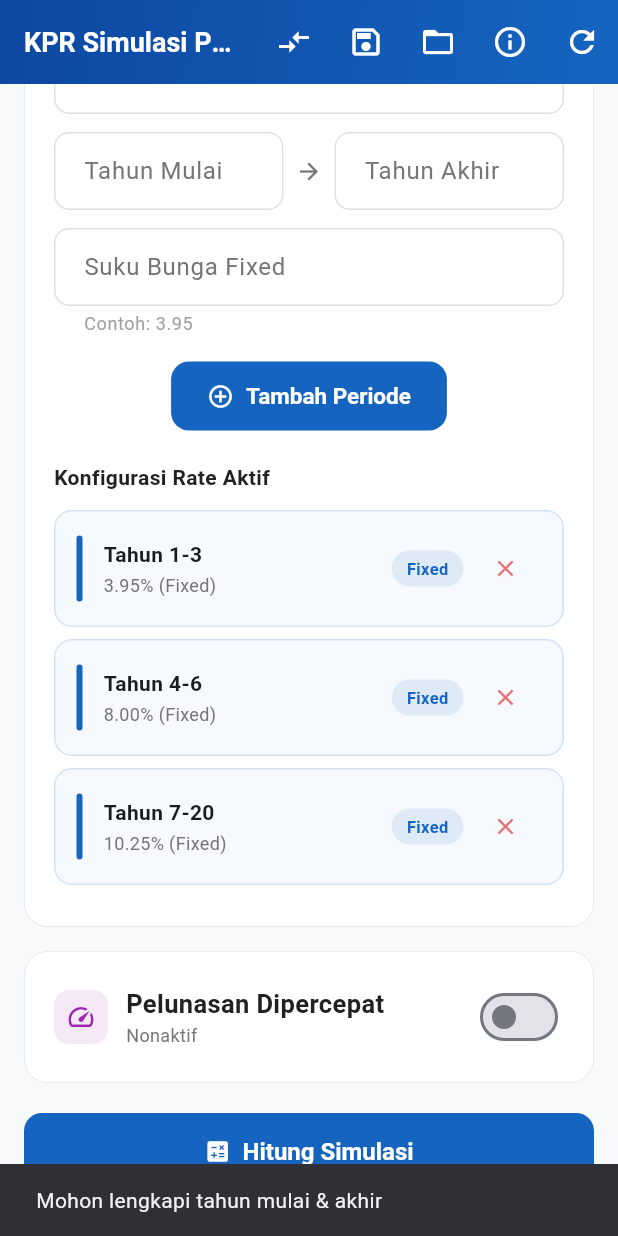
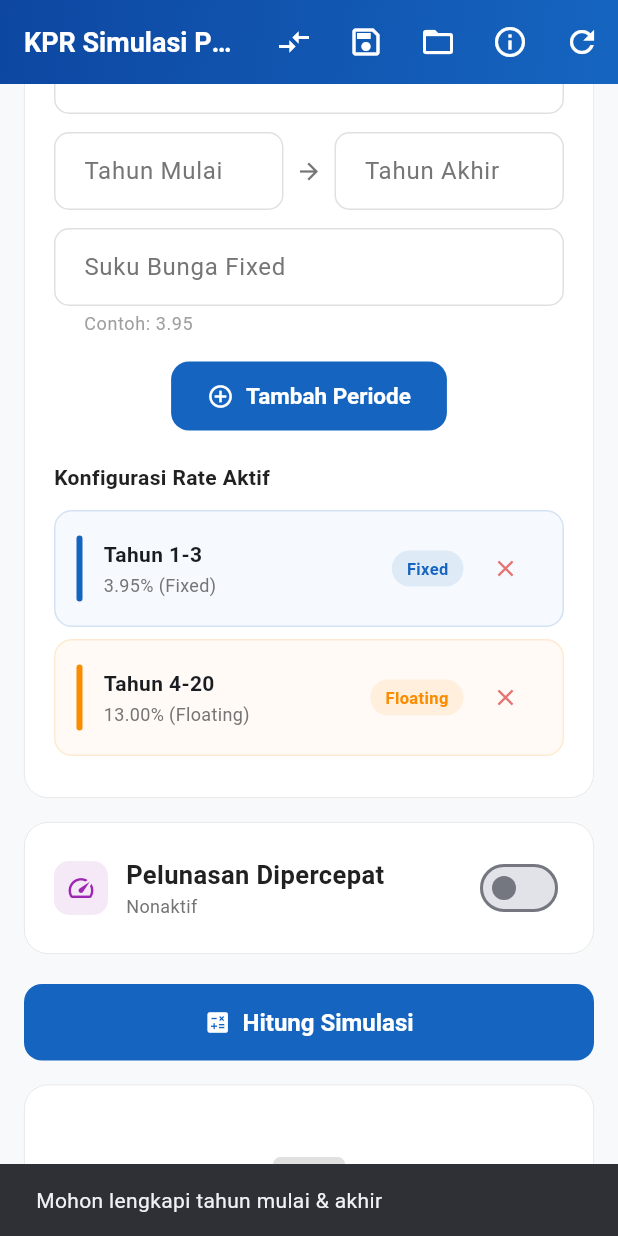
Before and after one commit to kakzaki/simulasi_kpr, a Flutter app: the screen it shows after launch, scrolled down 576 dp, after a tap on "Tambah Periode", on a phone screen of 412 x 824 dp. Run offline on Flutter 3.47's test engine with Material 3 defaults, Android fonts, the phone set to English and light mode, and no system bars; our stand-ins replace fl_chart, open_file, share_plus, shared_preferences; missing offline and left inert: excel, headup_loading, universal_html.

Commit message:
[REFACTOR] Simplifikasi model bunga dan pembaruan UI Web
* Sederhanakan model `InterestRatePeriod` dengan menggunakan satu atribut `rate` untuk tipe fixed maupun floating.
* Hapus ketergantungan pada `referenceRate` dan `margin` namun tetap menjaga kompatibilitas mundur (backward compatibility) pada serialisasi JSON.
* Perbarui tampilan loading screen pada `index.html` dengan desain gradien, animasi spinner, dan informasi brand yang lebih baik.
* Tingkatkan konfigurasi PWA pada `manifest.json` dan meta tags untuk mendukung tampilan mobile yang lebih optimal.
* Sesuaikan unit test dan widget test agar selaras dengan perubahan struktur data dan nilai default yang baru.

```diff
--- a/lib/main.dart
+++ b/lib/main.dart
@@ -144,14 +144,11 @@ class _CreditSimulationScreenState extends State<CreditSimulationScreen>
   final _ratePeriodStartController = TextEditingController();
   final _ratePeriodEndController = TextEditingController();
   final _rateController = TextEditingController();
-  final _floatingRefRateController = TextEditingController(text: '4.0');
-  final _floatingMarginController = TextEditingController(text: '2.5');
-
-  /* data */
-  final List<InterestRatePeriod> _periods = [
+
+
+  /* data */  final List<InterestRatePeriod> _periods = [
     InterestRatePeriod('1-3', rate: 3.95, type: RateType.fixed),
-    InterestRatePeriod('4-6', rate: 8.0, type: RateType.fixed),
-    InterestRatePeriod('7-20', rate: 10.25, type: RateType.fixed),
+    InterestRatePeriod('4-20', rate: 13.0, type: RateType.floating),
   ];
 
   LoanCalculationResult? _result;
@@ -180,8 +177,7 @@ class _CreditSimulationScreenState extends State<CreditSimulationScreen>
     _ratePeriodStartController.dispose();
     _ratePeriodEndController.dispose();
     _rateController.dispose();
-    _floatingRefRateController.dispose();
-    _floatingMarginController.dispose();
+
     _scrollController.dispose();
     _focusNode.dispose();
     super.dispose();
@@ -222,17 +218,16 @@ class _CreditSimulationScreenState extends State<CreditSimulationScreen>
         _sortPeriods();
       });
     } else {
-      final refRate =
-          double.tryParse(_floatingRefRateController.text) ?? 4.0;
-      final margin =
-          double.tryParse(_floatingMarginController.text) ?? 2.5;
+      final rate = double.tryParse(_rateController.text);
+      if (rate == null || rate <= 0) {
+        ScaffoldMessenger.of(context).showSnackBar(
+          const SnackBar(content: Text('Rate floating tidak valid')),
+        );
+        return;
+      }
       setState(() {
-        _periods.add(InterestRatePeriod(
-          '$start-$end',
-          referenceRate: refRate,
-          margin: margin,
-          type: RateType.floating,
-        ));
+        _periods.add(
+            InterestRatePeriod('$start-$end', rate: rate, type: RateType.floating));
         _sortPeriods();
       });
     }
@@ -802,49 +797,24 @@ class _CreditSimulationScreenState extends State<CreditSimulationScreen>
               ],
             ),
             const SizedBox(height: 12),
-            if (_currentType == RateType.fixed)
             TextFormField(
               controller: _rateController,
               keyboardType: const TextInputType.numberWithOptions(
                   decimal: true),
-                decoration: const InputDecoration(
-                    labelText: 'Suku Bunga Fixed',
+              decoration: InputDecoration(
+                labelText: _currentType == RateType.fixed
+                    ? 'Suku Bunga Fixed'
+                    : 'Suku Bunga Floating',
                 suffixText: '%',
-                    helperText: 'Contoh: 3.95'),
+                helperText: _currentType == RateType.fixed
+                    ? 'Contoh: 3.95'
+                    : 'Contoh: 13.0 (BRI), 12.5 (BCA)',
+              ),
               inputFormatters: [
                 FilteringTextInputFormatter.allow(
                     RegExp(r'^\d*\.?\d{0,2}')),
               ],
-              )
-            else ...[
-              TextFormField(
-                controller: _floatingRefRateController,
-                keyboardType: const TextInputType.numberWithOptions(
-                    decimal: true),
-                decoration: const InputDecoration(
-                    labelText: 'Reference Rate / BI Rate',
-                    suffixText: '%',
-                    helperText: 'Suku bunga acuan (SBI/BI Rate)'),
-                inputFormatters: [
-                  FilteringTextInputFormatter.allow(
-                      RegExp(r'^\d*\.?\d{0,2}')),
-                ],
-              ),
-              const SizedBox(height: 12),
-              TextFormField(
-                controller: _floatingMarginController,
-                keyboardType: const TextInputType.numberWithOptions(
-                    decimal: true),
-                decoration: const InputDecoration(
-                    labelText: 'Margin Bank',
-                    suffixText: '%',
-                    helperText: 'Selisih yang ditambahkan bank'),
-                inputFormatters: [
-                  FilteringTextInputFormatter.allow(
-                      RegExp(r'^\d*\.?\d{0,2}')),
-                ],
-              ),
-            ],
+            ),
             const SizedBox(height: 16),
             Center(
               child: ElevatedButton.icon(
@@ -1775,8 +1745,7 @@ class _CreditSimulationScreenState extends State<CreditSimulationScreen>
       penaltyRate: _penaltyRate,
       pelunasanMaju: List.from(_pelunasanMajuController),
       useFixedPmtPerPeriod: _useFixedPmtPerPeriod,
-      floatingRefRate: double.tryParse(_floatingRefRateController.text) ?? 4.0,
-      floatingMargin: double.tryParse(_floatingMarginController.text) ?? 2.5,
+
     );
   }
 
@@ -1796,8 +1765,7 @@ class _CreditSimulationScreenState extends State<CreditSimulationScreen>
         ..clear()
         ..addAll(config.pelunasanMaju);
       _useFixedPmtPerPeriod = config.useFixedPmtPerPeriod;
-      _floatingRefRateController.text = config.floatingRefRate.toString();
-      _floatingMarginController.text = config.floatingMargin.toString();
+
     });
     ScaffoldMessenger.of(context).showSnackBar(
       SnackBar(
@@ -1955,7 +1923,7 @@ class _CreditSimulationScreenState extends State<CreditSimulationScreen>
             SizedBox(height: 12),
             Text('• Fixed rate berjenjang (graduated fixed)'),
             SizedBox(height: 4),
-            Text('• Floating rate (reference rate + margin)'),
+            Text('• Floating rate (rate langsung dari bank)'),
             SizedBox(height: 4),
             Text('• Kombinasi fixed & floating'),
             SizedBox(height: 4),
@@ -1986,14 +1954,12 @@ class _CreditSimulationScreenState extends State<CreditSimulationScreen>
         ..clear()
         ..addAll([
           InterestRatePeriod('1-3', rate: 3.95, type: RateType.fixed),
-          InterestRatePeriod('4-6', rate: 8.0, type: RateType.fixed),
-          InterestRatePeriod('7-20', rate: 10.25, type: RateType.fixed),
+          InterestRatePeriod('4-20', rate: 13.0, type: RateType.floating),
         ]);
       _jumlahKreditController.text = '500.000.000';
       _tenorController.text = '240';
       _penaltyRateController.text = '10';
-      _floatingRefRateController.text = '4.0';
-      _floatingMarginController.text = '2.5';
+
     });
   }
 
--- a/lib/models/interest_rate_period.dart
+++ b/lib/models/interest_rate_period.dart
@@ -4,9 +4,9 @@ enum RateType { fixed, floating }
 /// Model periode suku bunga KPR
 class InterestRatePeriod {
   final String period; // "1-3" (tahun)
-  final double rate; // rate fixed (dalam %)
-  final double? referenceRate; // rate referensi untuk floating (SBI/BI Rate, dalam %)
-  final double? margin; // margin untuk floating (dalam %)
+  final double rate; // rate dalam %
+  final double? referenceRate; // deprecated, kept for backward compat
+  final double? margin; // deprecated, kept for backward compat
   final RateType type;
 
   InterestRatePeriod(
@@ -31,14 +31,9 @@ class InterestRatePeriod {
 
   /// Effective rate dalam bentuk desimal (misal 0.08 untuk 8%)
   double get effectiveRate {
-    switch (type) {
-      case RateType.fixed:
-        return rate / 100;
-      case RateType.floating:
-        final ref = referenceRate ?? 0;
-        final m = margin ?? 0;
-        return (ref + m) / 100;
-    }
+    // Always use rate field directly (both fixed & floating)
+    // ReferenceRate + margin deprecated, kept for backward compat only
+    return rate / 100;
   }
 
   /// Effective rate dalam bentuk persen
@@ -60,9 +55,7 @@ class InterestRatePeriod {
       case RateType.fixed:
         return '${rate.toStringAsFixed(2)}% (Fixed)';
       case RateType.floating:
-        final ref = referenceRate ?? 0;
-        final m = margin ?? 0;
-        return '${ref.toStringAsFixed(2)}% + ${m.toStringAsFixed(2)}% = ${(ref + m).toStringAsFixed(2)}% (Floating)';
+        return '${rate.toStringAsFixed(2)}% (Floating)';
     }
   }
 
@@ -84,5 +77,5 @@ class InterestRatePeriod {
 
   @override
   String toString() =>
-      'InterestRatePeriod($period, $type, rate=$rate, ref=$referenceRate, margin=$margin)';
+      'InterestRatePeriod($period, $type, rate=$rate)';
 }
--- a/lib/models/simulation_config.dart
+++ b/lib/models/simulation_config.dart
@@ -11,8 +11,6 @@ class SimulationConfig {
   final double penaltyRate;
   final List<Map<String, double>> pelunasanMaju;
   final bool useFixedPmtPerPeriod;
-  final double floatingRefRate;
-  final double floatingMargin;
 
   SimulationConfig({
     required this.name,
@@ -24,8 +22,6 @@ class SimulationConfig {
     this.penaltyRate = 10,
     this.pelunasanMaju = const [],
     this.useFixedPmtPerPeriod = true,
-    this.floatingRefRate = 4.0,
-    this.floatingMargin = 2.5,
   });
 
   /// Konversi ke Map untuk disimpan ke JSON
@@ -40,8 +36,6 @@ class SimulationConfig {
       'penaltyRate': penaltyRate,
       'pelunasanMaju': pelunasanMaju,
       'useFixedPmtPerPeriod': useFixedPmtPerPeriod,
-      'floatingRefRate': floatingRefRate,
-      'floatingMargin': floatingMargin,
     };
   }
 
@@ -67,8 +61,6 @@ class SimulationConfig {
               .toList() ??
           [],
       useFixedPmtPerPeriod: json['useFixedPmtPerPeriod'] as bool? ?? true,
-      floatingRefRate: (json['floatingRefRate'] as num?)?.toDouble() ?? 4.0,
-      floatingMargin: (json['floatingMargin'] as num?)?.toDouble() ?? 2.5,
     );
   }
 
@@ -76,22 +68,33 @@ class SimulationConfig {
     return {
       'period': p.period,
       'rate': p.rate,
-      'referenceRate': p.referenceRate,
-      'margin': p.margin,
       'type': p.type.name,
     };
   }
 
   static InterestRatePeriod _periodFromJson(Map<String, dynamic> json) {
+    // Backward compat: old format had referenceRate + margin for floating
+    // New format just uses rate for both fixed and floating
+    final type = RateType.values.firstWhere(
+      (e) => e.name == json['type'],
+      orElse: () => RateType.fixed,
+    );
+
+    if (type == RateType.floating && json['rate'] == 0) {
+      // Old format: compute rate from referenceRate + margin
+      final refRate = (json['referenceRate'] as num?)?.toDouble() ?? 0;
+      final m = (json['margin'] as num?)?.toDouble() ?? 0;
+      return InterestRatePeriod(
+        json['period'] as String,
+        rate: refRate + m,
+        type: type,
+      );
+    }
+
     return InterestRatePeriod(
       json['period'] as String,
       rate: (json['rate'] as num?)?.toDouble() ?? 0,
-      referenceRate: (json['referenceRate'] as num?)?.toDouble(),
-      margin: (json['margin'] as num?)?.toDouble(),
-      type: RateType.values.firstWhere(
-        (e) => e.name == json['type'],
-        orElse: () => RateType.fixed,
-      ),
+      type: type,
     );
   }
 
@@ -106,8 +109,6 @@ class SimulationConfig {
     double? penaltyRate,
     List<Map<String, double>>? pelunasanMaju,
     bool? useFixedPmtPerPeriod,
-    double? floatingRefRate,
-    double? floatingMargin,
   }) {
     return SimulationConfig(
       name: name ?? this.name,
@@ -119,8 +120,6 @@ class SimulationConfig {
       penaltyRate: penaltyRate ?? this.penaltyRate,
       pelunasanMaju: pelunasanMaju ?? this.pelunasanMaju,
       useFixedPmtPerPeriod: useFixedPmtPerPeriod ?? this.useFixedPmtPerPeriod,
-      floatingRefRate: floatingRefRate ?? this.floatingRefRate,
-      floatingMargin: floatingMargin ?? this.floatingMargin,
     );
   }
 
```
Also changed, not shown: 5 other files. Lines whose indentation alone changed are shown as unchanged.
